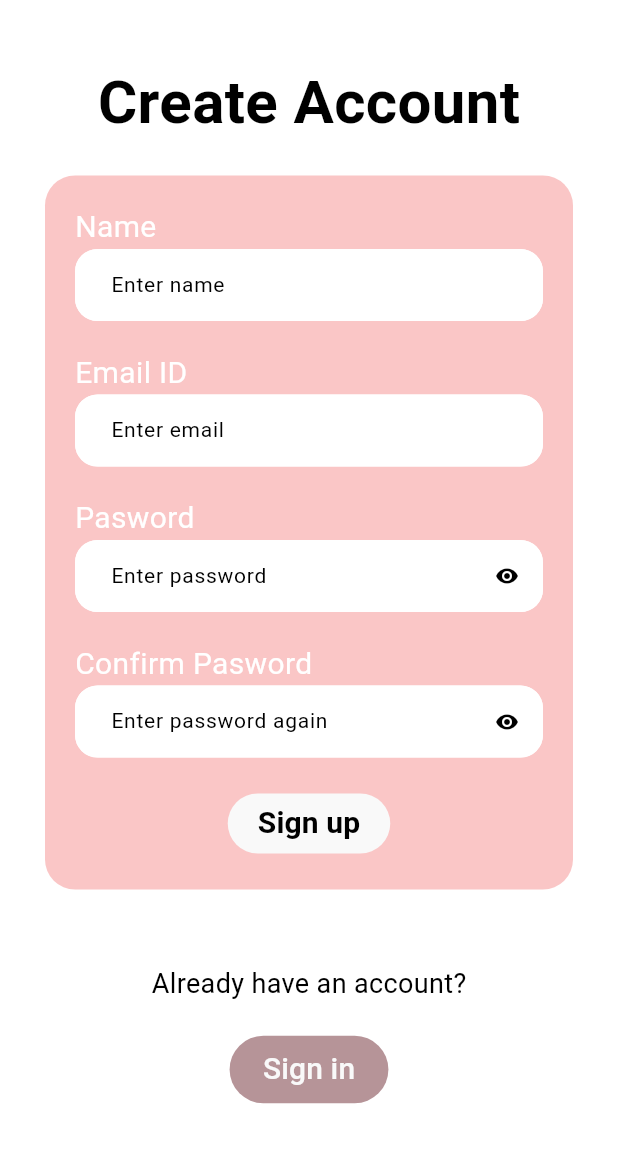
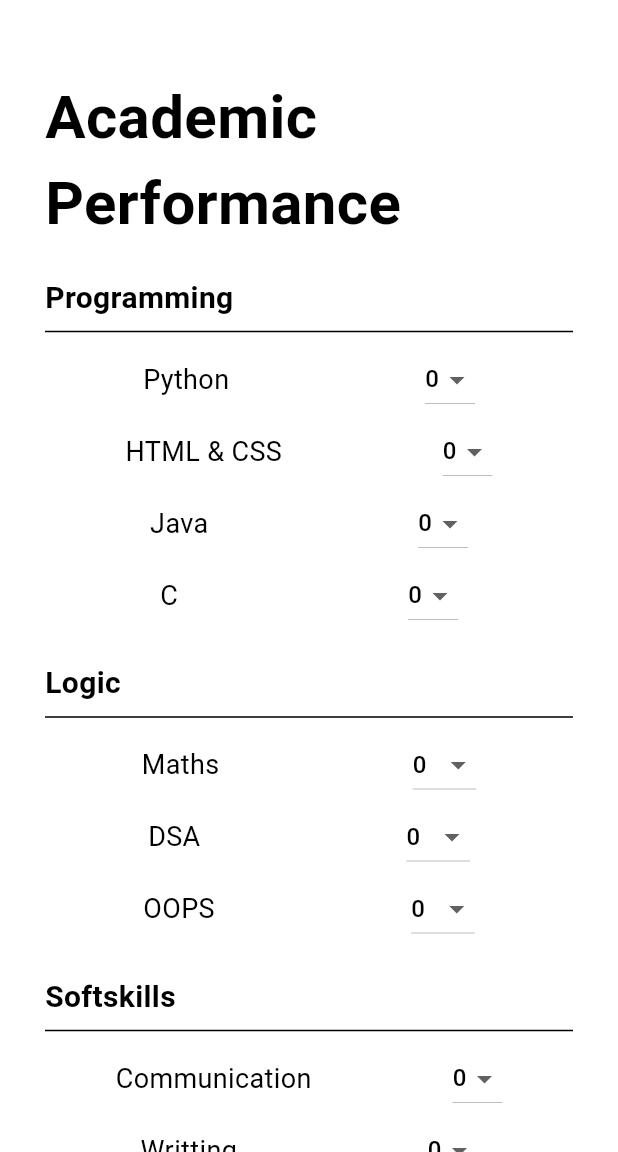
Before and after one commit to niranjankolpe/code_bits_2_0_hackathon, a Flutter app: the screen it shows after launch, on a phone screen of 412 x 824 dp, the part 84-1236 px from its top. Run offline on Flutter 3.47's test engine with Material 3 defaults, Android fonts, the phone set to English and light mode, and no system bars; our stand-ins replace flutter_sizer; missing offline and left inert: email_otp.

Commit message:
goalpage, emailotp send and verify done

```diff
--- a/personalized_development_recommendor/lib/main.dart
+++ b/personalized_development_recommendor/lib/main.dart
@@ -1,6 +1,7 @@
 import 'package:flutter/material.dart';
 import 'package:flutter_sizer/flutter_sizer.dart';
 import 'package:personalized_development_recommendor/pages/emailotp.dart';
+import 'package:personalized_development_recommendor/pages/home.dart';
 import 'package:personalized_development_recommendor/pages/signinup.dart';
 import 'package:personalized_development_recommendor/provider/theme_provider.dart';
 import 'package:provider/provider.dart';
@@ -16,11 +17,13 @@ void main() {
               return MaterialApp(
                 debugShowCheckedModeBanner: false,
                 theme: Provider.of<ThemeProvider>(context).themeData,
-                initialRoute: "signup",
+                initialRoute: "home",
                 routes: {
                   "signin":(context) => signin(),
                   "signup":(context) => signup(),
                   "emailotp":(context) => emailotp(),
+                  'home':(context) => home(),
+                  'goal' : (context) => goal(),
                   // "academicperformance": (context) => academicPerformance(),
                   },);}),)
   );
--- /dev/null
+++ b/personalized_development_recommendor/lib/pages/home.dart
@@ -0,0 +1,458 @@
+
+import 'package:flutter/material.dart';
+
+class home extends StatefulWidget {
+  const home({super.key});
+
+  @override
+  State<home> createState() => _homeState();
+}
+
+class _homeState extends State<home> {
+  int pythondropdown = 0;
+  int htmldropdown = 0;
+  int javadropdown = 0;
+  int cdropdown = 0;
+  int mathsdropdown = 0;
+  int dsadropdown = 0;
+  int oopsdropdown = 0;
+  int communicationdropdown = 0;
+  int writtingdropdown = 0;
+  int readingdropdown = 0;
+
+
+
+  @override
+  Widget build(BuildContext context) {
+    var screensize = MediaQuery.of(context).size;
+    double containersize;
+    if (screensize.width > 800) {
+      containersize = (screensize.width) / 2;
+    } else {
+      containersize = 400;
+    }
+    return Scaffold(
+      appBar: AppBar(
+        backgroundColor: Theme.of(context).colorScheme.primary,
+        title: Text("Bit Bandits", style: TextStyle(fontSize: 20),),
+      ),
+      body: SafeArea(
+          child: Center(
+            child: ListView(
+              padding: EdgeInsets.symmetric(horizontal: 30),
+                children: [
+
+              SizedBox(
+                height: 50,
+              ),
+              Text(
+                "Academic Performance",
+                style: TextStyle(
+                    fontSize: 40,
+                    fontWeight: FontWeight.bold,
+                    color: Theme.of(context).primaryColor),
+              ),
+              SizedBox(
+                height: 20,
+              ),
+              Text("Programming",style: TextStyle(fontWeight: FontWeight.bold, fontSize: 20),),
+              Divider(color: Colors.black,),
+              Row(
+                mainAxisAlignment: MainAxisAlignment.spaceAround,
+                children: [
+                Text("Python", style: TextStyle(fontSize: 18),),
+
+                DropdownButton(
+                  value: pythondropdown,
+                  onChanged: (int? newValue) {
+                    setState(() {
+                      pythondropdown = newValue!;
+                    });
+                  },
+                  items: <int>[0, 1,2,3]
+                      .map<DropdownMenuItem<int>>((int value) {
+                    return DropdownMenuItem<int>(
+                      value: value,
+                      child: Text(value.toString()),
+                    );
+                  })
+                      .toList(),)
+              ],),
+
+                  Row(
+                    mainAxisAlignment: MainAxisAlignment.spaceAround,
+                    children: [
+                      Text("HTML & CSS", style: TextStyle(fontSize: 18),),
+
+                      DropdownButton(
+                        value: htmldropdown,
+                        onChanged: (int? newValue) {
+                          setState(() {
+                            htmldropdown = newValue!;
+                          });
+                        },
+                        items: <int>[0, 1,2,3]
+                            .map<DropdownMenuItem<int>>((int value) {
+                          return DropdownMenuItem<int>(
+                            value: value,
+                            child: Text(value.toString()),
+                          );
+                        })
+                            .toList(),)
+                    ],),
+
+                  Row(
+                    mainAxisAlignment: MainAxisAlignment.spaceAround,
+                    children: [
+                      Text("Java", style: TextStyle(fontSize: 18),),
+
+                      DropdownButton(
+                        value: javadropdown,
+                        onChanged: (int? newValue) {
+                          setState(() {
+                            javadropdown = newValue!;
+                          });
+                        },
+                        items: <int>[0, 1,2,3]
+                            .map<DropdownMenuItem<int>>((int value) {
+                          return DropdownMenuItem<int>(
+                            value: value,
+                            child: Text(value.toString()),
+                          );
+                        })
+                            .toList(),)
+                    ],),
+
+                  Row(
+                    mainAxisAlignment: MainAxisAlignment.spaceAround,
+                    children: [
+                      Text("C", style: TextStyle(fontSize: 18),),
+
+                      DropdownButton(
+                        value: cdropdown,
+                        onChanged: (int? newValue) {
+                          setState(() {
+                            cdropdown = newValue!;
+                          });
+                        },
+                        items: <int>[0, 1,2,3]
+                            .map<DropdownMenuItem<int>>((int value) {
+                          return DropdownMenuItem<int>(
+                            value: value,
+                            child: Text(value.toString()),
+                          );
+                        })
+                            .toList(),)
+                    ],),
+                  SizedBox(
+                    height: 20,
+                  ),
+                  Text("Logic",style: TextStyle(fontWeight: FontWeight.bold, fontSize: 20),),
+                  Divider(color: Colors.black,),
+                  Row(
+                    mainAxisAlignment: MainAxisAlignment.spaceAround,
+                    children: [
+                      Text("Maths", style: TextStyle(fontSize: 18),),
+
+                      DropdownButton(
+                        value: mathsdropdown,
+                        onChanged: (int? newValue) {
+                          setState(() {
+                            mathsdropdown = newValue!;
+                          });
+                        },
+                        items: <int>[0, 1,2,3,4,5,6,7,8,9,10]
+                            .map<DropdownMenuItem<int>>((int value) {
+                          return DropdownMenuItem<int>(
+                            value: value,
+                            child: Text(value.toString()),
+                          );
+                        })
+                            .toList(),)
+                    ],),
+                  Row(
+                    mainAxisAlignment: MainAxisAlignment.spaceAround,
+                    children: [
+                      Text("DSA", style: TextStyle(fontSize: 18),),
+
+                      DropdownButton(
+                        value: dsadropdown,
+                        onChanged: (int? newValue) {
+                          setState(() {
+                            dsadropdown = newValue!;
+                          });
+                        },
+                        items: <int>[0, 1,2,3,4,5,6,7,8,9,10]
+                            .map<DropdownMenuItem<int>>((int value) {
+                          return DropdownMenuItem<int>(
+                            value: value,
+                            child: Text(value.toString()),
+                          );
+                        })
+                            .toList(),)
+                    ],),
+                  Row(
+                    mainAxisAlignment: MainAxisAlignment.spaceAround,
+                    children: [
+                      Text("OOPS", style: TextStyle(fontSize: 18),),
+
+                      DropdownButton(
+                        value: oopsdropdown,
+                        onChanged: (int? newValue) {
+                          setState(() {
+                            oopsdropdown = newValue!;
+                          });
+                        },
+                        items: <int>[0, 1,2,3,4,5,6,7,8,9,10]
+                            .map<DropdownMenuItem<int>>((int value) {
+                          return DropdownMenuItem<int>(
+                            value: value,
+                            child: Text(value.toString()),
+                          );
+                        })
+                            .toList(),)
+                    ],),
+                  SizedBox(
+                    height: 20,
+                  ),
+                  Text("Softskills",style: TextStyle(fontWeight: FontWeight.bold, fontSize: 20),),
+                  Divider(color: Colors.black,),
+                  Row(
+                    mainAxisAlignment: MainAxisAlignment.spaceAround,
+                    children: [
+                      Text("Communication", style: TextStyle(fontSize: 18),),
+
+                      DropdownButton(
+                        value: communicationdropdown,
+                        onChanged: (int? newValue) {
+                          setState(() {
+                            communicationdropdown = newValue!;
+                          });
+                        },
+                        items: <int>[0, 1,2,3,4,5]
+                            .map<DropdownMenuItem<int>>((int value) {
+                          return DropdownMenuItem<int>(
+                            value: value,
+                            child: Text(value.toString()),
+                          );
+                        })
+                            .toList(),)
+                    ],),
+                  Row(
+                    mainAxisAlignment: MainAxisAlignment.spaceAround,
+                    children: [
+                      Text("Writting", style: TextStyle(fontSize: 18),),
+
+                      DropdownButton(
+                        value: writtingdropdown,
+                        onChanged: (int? newValue) {
+                          setState(() {
+                            writtingdropdown = newValue!;
+                          });
+                        },
+                        items: <int>[0, 1,2,3,4,5]
+                            .map<DropdownMenuItem<int>>((int value) {
+                          return DropdownMenuItem<int>(
+                            value: value,
+                            child: Text(value.toString()),
+                          );
+                        })
+                            .toList(),)
+                    ],),
+                  Row(
+                    mainAxisAlignment: MainAxisAlignment.spaceAround,
+                    children: [
+                      Text("Reading", style: TextStyle(fontSize: 18),),
+
+                      DropdownButton(
+                        value: readingdropdown,
+                        onChanged: (int? newValue) {
+                          setState(() {
+                            readingdropdown = newValue!;
+                          });
+                        },
+                        items: <int>[0, 1,2,3,4,5]
+                            .map<DropdownMenuItem<int>>((int value) {
+                          return DropdownMenuItem<int>(
+                            value: value,
+                            child: Text(value.toString()),
+                          );
+                        })
+                            .toList(),)
+                    ],),
+              const SizedBox(
+                height: 50,
+              ),
+                  TextButton(
+                    onPressed: () {
+                      Navigator.pop(context);
+                      Navigator.pushNamed(context, 'goal');
+                    },
+                    child: Text(
+                      "  Submit  ",
+                      style: TextStyle(fontSize: 20, color: Theme.of(context).colorScheme.background),
+                    ),
+                    style: ButtonStyle(
+                      backgroundColor:
+                      MaterialStateProperty.all<Color>(Theme.of(context).colorScheme.secondary),
+                    ),
+                  ),
+
+              const SizedBox(
+                height: 300,
+              ),
+            ]),
+          )),
+    );
+  }
+}
+
+
+
+
+
+
+
+
+
+class goal extends StatefulWidget {
+  const goal({super.key});
+
+  @override
+  State<goal> createState() => _goalState();
+}
+
+class _goalState extends State<goal> {
+  int fielddropdown = 0;
+  int coursedurationdropdown = 0;
+  int availabletimedropdown = 0;
+
+
+
+  @override
+  Widget build(BuildContext context) {
+    var screensize = MediaQuery.of(context).size;
+    double containersize;
+    if (screensize.width > 800) {
+      containersize = (screensize.width) / 2;
+    } else {
+      containersize = 400;
+    }
+    return Scaffold(
+      appBar: AppBar(
+        backgroundColor: Theme.of(context).colorScheme.primary,
+        title: Text("Bit Bandits", style: TextStyle(fontSize: 20),),
+      ),
+      body: SafeArea(
+          child: Center(
+          child: ListView(
+          padding: EdgeInsets.symmetric(horizontal: 30),
+      children: [
+
+      SizedBox(
+      height: 50,
+    ),
+    Text(
+    "Goal",
+    style: TextStyle(
+    fontSize: 40,
+    fontWeight: FontWeight.bold,
+    color: Theme.of(context).primaryColor),
+    ),
+    SizedBox(
+    height: 20,
+    ),
+    Divider(color: Colors.black,),
+    Row(
+    mainAxisAlignment: MainAxisAlignment.spaceAround,
+    children: [
+    SizedBox(
+        width:140,
+        child: Text("Field", style: TextStyle(fontSize: 18),)),
+
+    DropdownButton(
+    value: fielddropdown,
+    onChanged: (int? newValue) {
+    setState(() {
+    fielddropdown = newValue!;
+    });
+    },
+    items: <int>[0, 1,2,3]
+        .map<DropdownMenuItem<int>>((int value) {
+    return DropdownMenuItem<int>(
+    value: value,
+    child: Text(value.toString()),
+    );
+    })
+        .toList(),)
+    ],),
+
+    Row(
+    mainAxisAlignment: MainAxisAlignment.spaceAround,
+    children: [
+    SizedBox(
+      width: 140,
+        child: Text("Course Duration (In weeks)", style: TextStyle(fontSize: 18),)),
+
+    DropdownButton(
+    value: coursedurationdropdown,
+    onChanged: (int? newValue) {
+    setState(() {
+    coursedurationdropdown = newValue!;
+    });
+    },
+    items: <int>[0, 1,2,3]
+        .map<DropdownMenuItem<int>>((int value) {
+    return DropdownMenuItem<int>(
+    value: value,
+    child: Text(value.toString()),
+    );
+    })
+        .toList(),)
+    ],),
+
+    Row(
+    mainAxisAlignment: MainAxisAlignment.spaceAround,
+    children: [
+    SizedBox(
+      width: 140,
+        child: Text("Available Time (in Hrs)", style: TextStyle(fontSize: 18),)),
+
+    DropdownButton(
+    value: availabletimedropdown,
+    onChanged: (int? newValue) {
+    setState(() {
+    availabletimedropdown = newValue!;
+    });
+    },
+    items: <int>[0, 1,2,3]
+        .map<DropdownMenuItem<int>>((int value) {
+    return DropdownMenuItem<int>(
+    value: value,
+    child: Text(value.toString()),
+    );
+    })
+        .toList(),)
+    ],),
+        const SizedBox(height: 50,),
+        TextButton(
+          onPressed: () {
+          },
+          child: Text(
+            "  Submit  ",
+            style: TextStyle(fontSize: 20, color: Theme.of(context).colorScheme.background),
+          ),
+          style: ButtonStyle(
+            backgroundColor:
+            MaterialStateProperty.all<Color>(Theme.of(context).colorScheme.secondary),
+          ),
+        ),
+
+        const SizedBox(
+          height: 300,
+        ),
+      ]),
+          )),
+    );
+  }
+}
--- a/personalized_development_recommendor/lib/provider/authservice.dart
+++ b/personalized_development_recommendor/lib/provider/authservice.dart
@@ -1,6 +1,7 @@
-import 'dart:convert';
+
 import 'package:flutter/material.dart';
-import 'package:provider/provider.dart';
+import 'package:personalized_development_recommendor/utils/variables.dart';
+
 import 'package:http/http.dart' as http;
 
 class AuthService{
@@ -12,7 +13,7 @@ class AuthService{
   })async {
     try {
       http.Response res = await http.get(
-        Uri.parse('http://10.0.2.2:8000/recommend_data/$email/$name/$pass'),);
+        Uri.parse('http://niranjankolpe.pythonanywhere.com/recommend_data/$email/$name/$pass'),);
       print("status code is " + res.statusCode.toString());
 
     } catch (e) {
@@ -26,14 +27,17 @@ class AuthService{
   })async {
     try {
       http.Response res = await http.get(
-        Uri.parse('http://10.0.2.2:8000/emailavailable/$email'),);
+        Uri.parse('http://niranjankolpe.pythonanywhere.com/emailavailable/$email'),);
       print("status code is " + res.statusCode.toString());
       if (res.statusCode.toString() == "200"){
+        variables.email = email;
+
         Navigator.pushNamed(context, "emailotp");}
       else{
         ScaffoldMessenger.of(context).showSnackBar(const SnackBar(
           content: Text("Use another email to register"),
         ));
+        Navigator.pop(context);
         Navigator.pushNamed(context, "signup");
       }
 
@@ -42,10 +46,6 @@ class AuthService{
 
     }
   }
-
-
-
-
 
 
 
--- a/personalized_development_recommendor/pubspec.yaml
+++ b/personalized_development_recommendor/pubspec.yaml
@@ -38,6 +38,7 @@ dependencies:
   provider: ^6.1.1
   http: ^1.2.0
   flutter_sizer: ^1.0.5
+  email_otp: ^2.1.2
 
 dev_dependencies:
   flutter_test:
```
Also changed, not shown: personalized_development_recommendor/lib/pages/emailotp.dart (+53 -37 lines), personalized_development_recommendor/lib/pages/signinup.dart (+1 -20 lines), personalized_development_recommendor/pubspec.lock.
